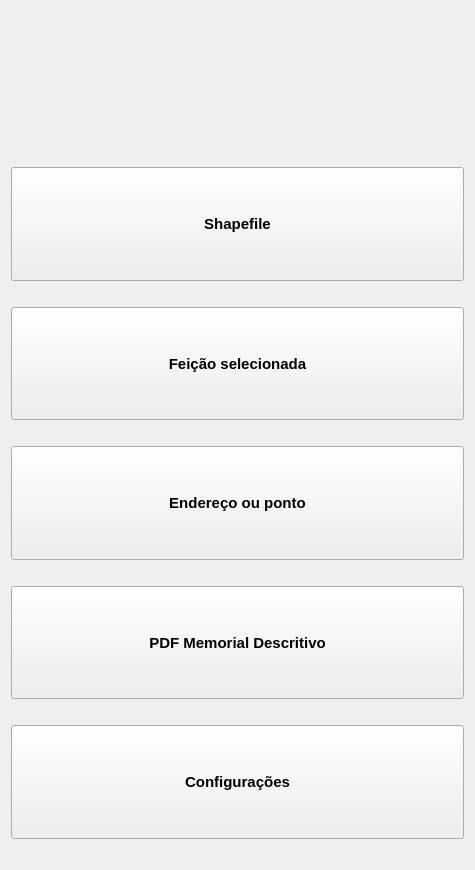
Qt form screens/main_window.ui (spuhub/prisma) before a commit.
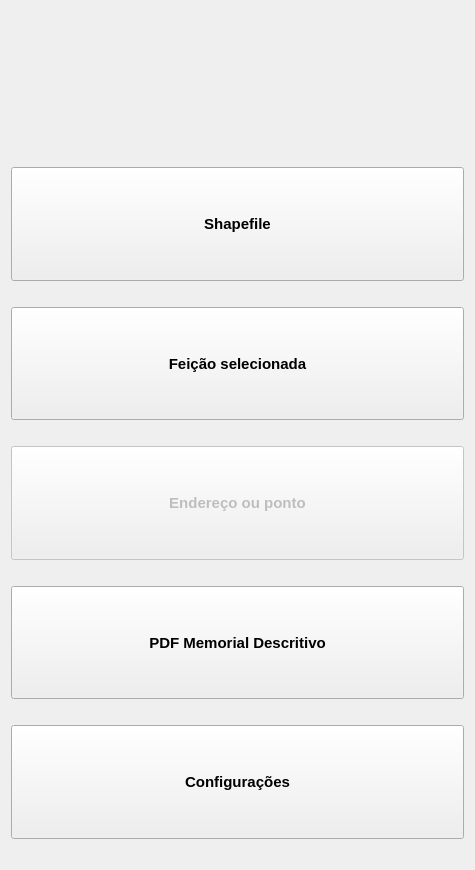
The same form after that commit. Icons and pictures are not drawn.

Patch:
```diff
--- a/screens/main_window.ui
+++ b/screens/main_window.ui
@@ -138,7 +138,7 @@
      <item>
       <widget class="QPushButton" name="btn_ponto">
        <property name="enabled">
-        <bool>true</bool>
+        <bool>false</bool>
        </property>
        <property name="sizePolicy">
         <sizepolicy hsizetype="Expanding" vsizetype="Expanding">
```
Left out of the diff: 2 changed lines with no effect on the pictures.
